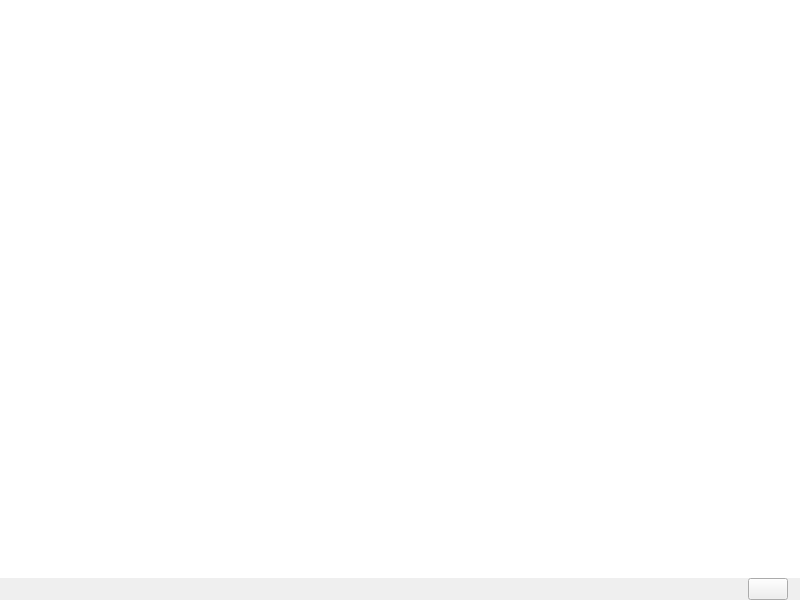
Old version of the form src/prism-live-studio/PRISMLiveStudio/prism-ui/scene-collection/PLSSceneCollectionManagement.ui in the repository naver/prism-live-studio.
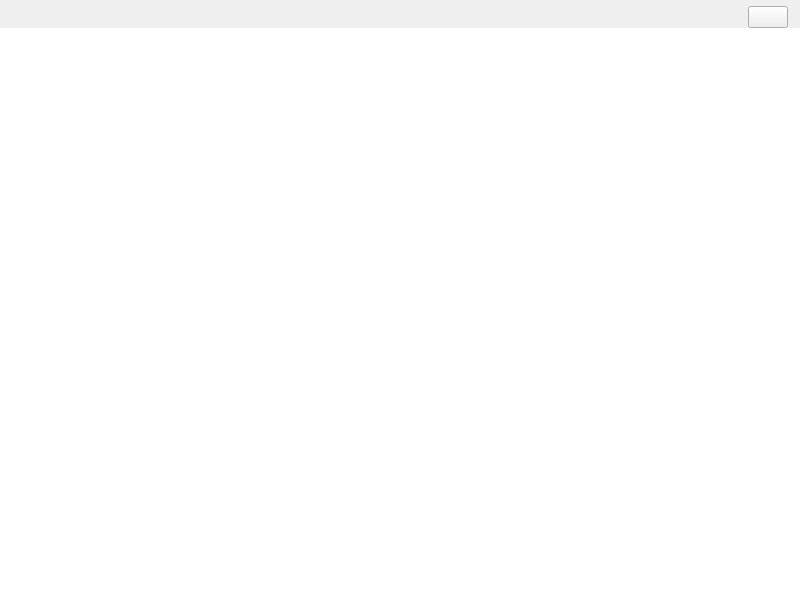
New version of the form. Custom widgets are drawn as their Qt base class.

```diff
--- a/src/prism-live-studio/PRISMLiveStudio/prism-ui/scene-collection/PLSSceneCollectionManagement.ui
+++ b/src/prism-live-studio/PRISMLiveStudio/prism-ui/scene-collection/PLSSceneCollectionManagement.ui
@@ -32,19 +32,6 @@
    <property name="bottomMargin">
     <number>0</number>
    </property>
-   <item>
-    <widget class="PLSSceneCollectionListView" name="listview">
-     <property name="frameShape">
-      <enum>QFrame::NoFrame</enum>
-     </property>
-     <property name="lineWidth">
-      <number>0</number>
-     </property>
-     <property name="verticalScrollMode">
-      <enum>QAbstractItemView::ScrollPerPixel</enum>
-     </property>
-    </widget>
-   </item>
    <item>
     <widget class="QFrame" name="buttonFrame">
      <property name="frameShape">
@@ -58,10 +45,10 @@
        <number>6</number>
       </property>
       <property name="leftMargin">
-       <number>12</number>
+       <number>19</number>
       </property>
       <property name="topMargin">
-       <number>0</number>
+       <number>6</number>
       </property>
       <property name="rightMargin">
        <number>12</number>
@@ -86,19 +73,32 @@
      </layout>
     </widget>
    </item>
+   <item>
+    <widget class="PLSSceneCollectionListView" name="listview">
+     <property name="frameShape">
+      <enum>QFrame::Shape::NoFrame</enum>
+     </property>
+     <property name="lineWidth">
+      <number>0</number>
+     </property>
+     <property name="verticalScrollMode">
+      <enum>QAbstractItemView::ScrollMode::ScrollPerPixel</enum>
+     </property>
+    </widget>
+   </item>
   </layout>
  </widget>
  <customwidgets>
+  <customwidget>
+   <class>PLSLabel</class>
+   <extends>QLabel</extends>
+   <header>PLSLabel.h</header>
+  </customwidget>
   <customwidget>
    <class>PLSSceneCollectionListView</class>
    <extends>QListView</extends>
    <header location="global">PLSSceneCollectionView.h</header>
   </customwidget>
-  <customwidget>
-   <class>PLSLabel</class>
-   <extends>QLabel</extends>
-   <header location="global">PLSLabel.h</header>
-  </customwidget>
  </customwidgets>
  <resources/>
  <connections/>
```
Left out of the diff: 6 changed lines with no effect on the pictures.
